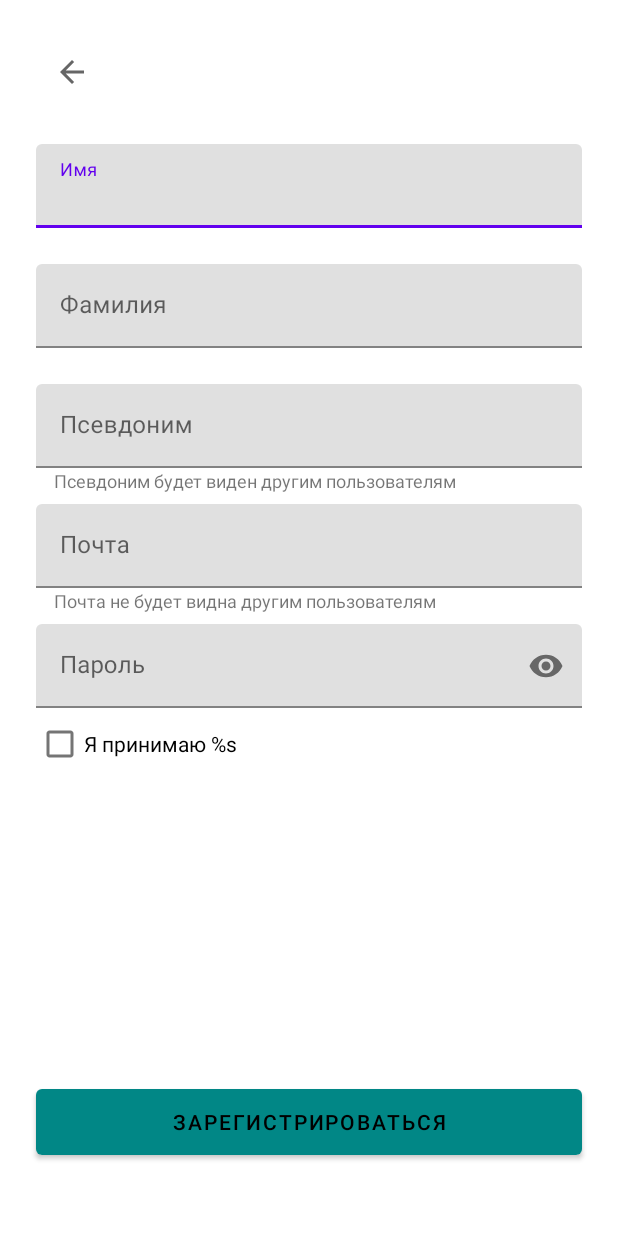
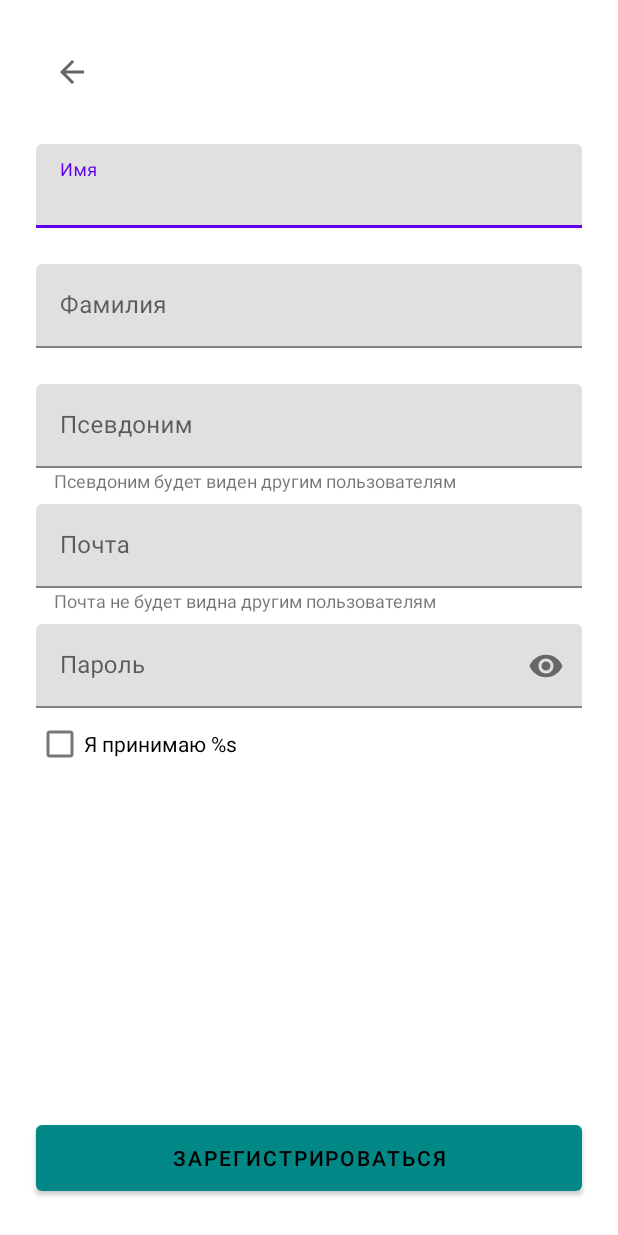
Before and after one commit to mmvpm/AndroidCourse, an Android app: the layout fragment_sign_up.xml on its own in the app's theme, with its tools: preview values and no code run, on a phone screen of 412 x 824 dp. Run offline under Robolectric (Android 15) with nearby library versions, the phone set to English and light mode, and no system bars.

Commit message:
fix buttons position

```diff
--- a/app/src/main/res/layout/fragment_sign_in.xml
+++ b/app/src/main/res/layout/fragment_sign_in.xml
@@ -69,7 +69,7 @@
         android:layout_width="0dp"
         android:layout_height="wrap_content"
         android:layout_marginHorizontal="24dp"
-        android:layout_marginBottom="48dp"
+        android:layout_marginBottom="24dp"
         android:text="@string/sign_in_sign_in_button_text"
         app:layout_constraintBottom_toBottomOf="parent"
         app:layout_constraintEnd_toEndOf="parent"
--- a/app/src/main/res/layout/fragment_sign_up.xml
+++ b/app/src/main/res/layout/fragment_sign_up.xml
@@ -148,7 +148,7 @@
         android:layout_width="0dp"
         android:layout_height="wrap_content"
         android:layout_marginHorizontal="24dp"
-        android:layout_marginBottom="48dp"
+        android:layout_marginBottom="24dp"
         android:text="@string/sign_up_sign_up_button_text"
         app:layout_constraintBottom_toBottomOf="parent"
         app:layout_constraintEnd_toEndOf="parent"
```
